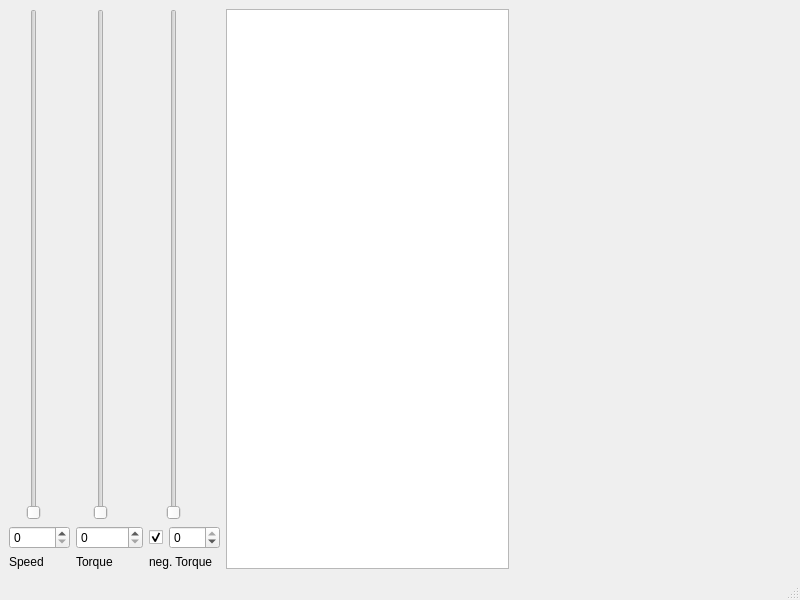
Before: the Qt Designer form dynoview.ui in BBekker/DynoTool, drawn with Qt 5.
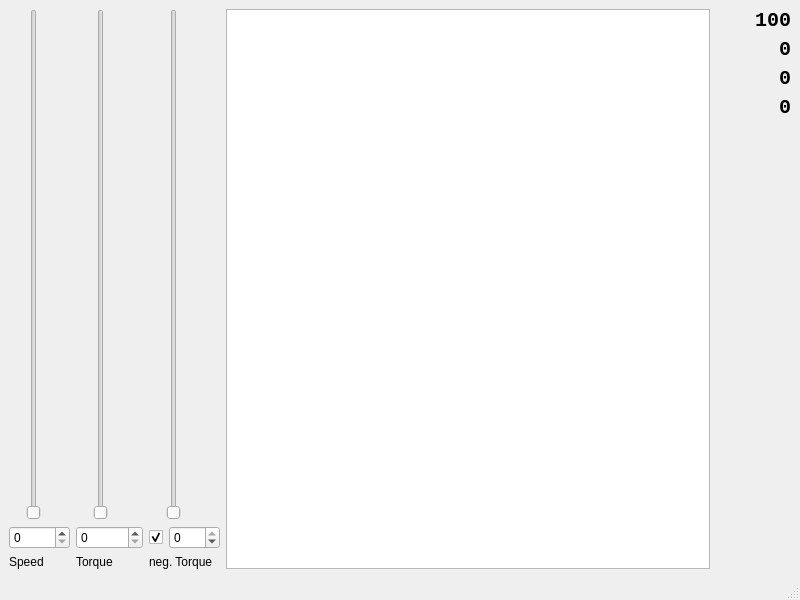
After: the same form once the commit is applied. Custom widgets are drawn as their Qt base class.

What changed in the file:
```diff
--- a/dynoview.ui
+++ b/dynoview.ui
@@ -160,17 +160,124 @@
      <widget class="QChartView" name="graphicsView"/>
     </item>
     <item>
-     <spacer name="horizontalSpacer">
-      <property name="orientation">
-       <enum>Qt::Horizontal</enum>
-      </property>
-      <property name="sizeHint" stdset="0">
-       <size>
-        <width>40</width>
-        <height>20</height>
-       </size>
-      </property>
-     </spacer>
+     <layout class="QGridLayout" name="gridLayout_2" columnminimumwidth="0">
+      <item row="2" column="0">
+       <widget class="QLabel" name="IdDisplay">
+        <property name="minimumSize">
+         <size>
+          <width>75</width>
+          <height>0</height>
+         </size>
+        </property>
+        <property name="font">
+         <font>
+          <family>Consolas</family>
+          <pointsize>15</pointsize>
+          <weight>75</weight>
+          <bold>true</bold>
+         </font>
+        </property>
+        <property name="text">
+         <string>0</string>
+        </property>
+        <property name="alignment">
+         <set>Qt::AlignRight|Qt::AlignTrailing|Qt::AlignVCenter</set>
+        </property>
+       </widget>
+      </item>
+      <item row="1" column="0">
+       <widget class="QLabel" name="IqDisplay">
+        <property name="minimumSize">
+         <size>
+          <width>75</width>
+          <height>0</height>
+         </size>
+        </property>
+        <property name="font">
+         <font>
+          <family>Consolas</family>
+          <pointsize>15</pointsize>
+          <weight>75</weight>
+          <bold>true</bold>
+         </font>
+        </property>
+        <property name="text">
+         <string>0</string>
+        </property>
+        <property name="alignment">
+         <set>Qt::AlignRight|Qt::AlignTrailing|Qt::AlignVCenter</set>
+        </property>
+       </widget>
+      </item>
+      <item row="0" column="0">
+       <widget class="QLabel" name="velocityDisplay">
+        <property name="sizePolicy">
+         <sizepolicy hsizetype="Fixed" vsizetype="Preferred">
+          <horstretch>0</horstretch>
+          <verstretch>0</verstretch>
+         </sizepolicy>
+        </property>
+        <property name="minimumSize">
+         <size>
+          <width>75</width>
+          <height>0</height>
+         </size>
+        </property>
+        <property name="font">
+         <font>
+          <family>Consolas</family>
+          <pointsize>15</pointsize>
+          <weight>75</weight>
+          <bold>true</bold>
+          <kerning>true</kerning>
+         </font>
+        </property>
+        <property name="text">
+         <string>100</string>
+        </property>
+        <property name="alignment">
+         <set>Qt::AlignRight|Qt::AlignTrailing|Qt::AlignVCenter</set>
+        </property>
+       </widget>
+      </item>
+      <item row="4" column="0">
+       <spacer name="verticalSpacer">
+        <property name="orientation">
+         <enum>Qt::Vertical</enum>
+        </property>
+        <property name="sizeHint" stdset="0">
+         <size>
+          <width>20</width>
+          <height>40</height>
+         </size>
+        </property>
+       </spacer>
+      </item>
+      <item row="3" column="0">
+       <widget class="QLabel" name="Error">
+        <property name="minimumSize">
+         <size>
+          <width>75</width>
+          <height>0</height>
+         </size>
+        </property>
+        <property name="font">
+         <font>
+          <family>Consolas</family>
+          <pointsize>15</pointsize>
+          <weight>75</weight>
+          <bold>true</bold>
+         </font>
+        </property>
+        <property name="text">
+         <string>0</string>
+        </property>
+        <property name="alignment">
+         <set>Qt::AlignRight|Qt::AlignTrailing|Qt::AlignVCenter</set>
+        </property>
+       </widget>
+      </item>
+     </layout>
     </item>
    </layout>
   </widget>
```
Left out of the diff: 8 changed lines with no effect on the pictures.
